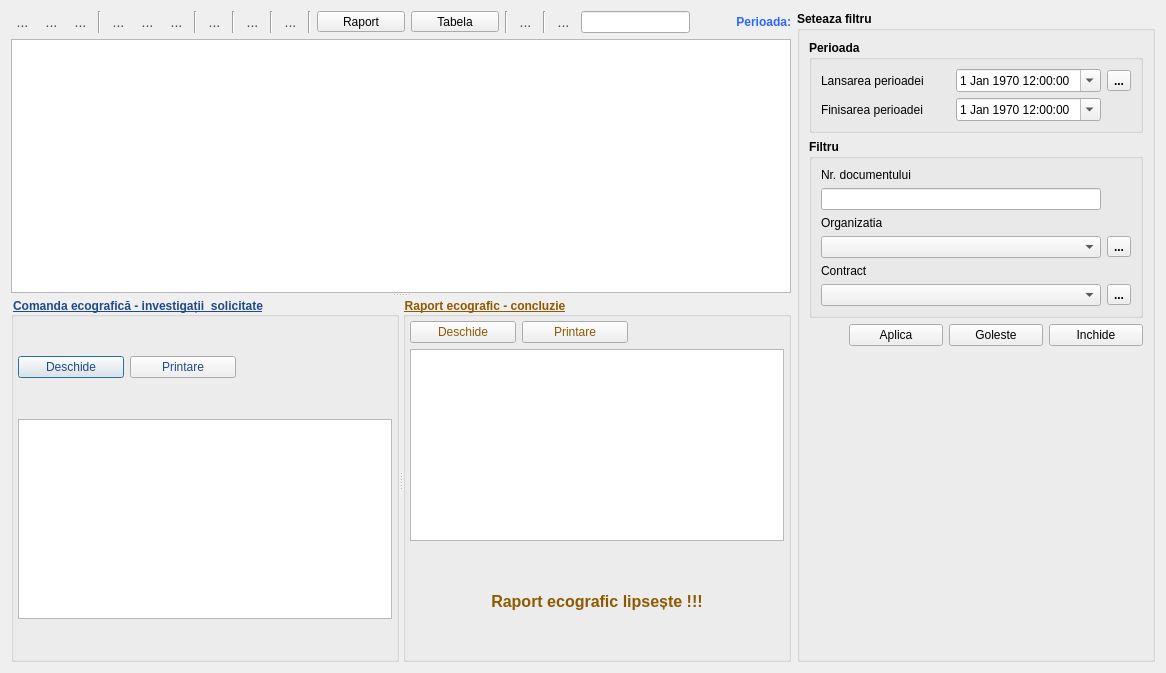
Above: docs/listdocreportorder.ui from debalex77/USG before the change. Below: the same form after it.
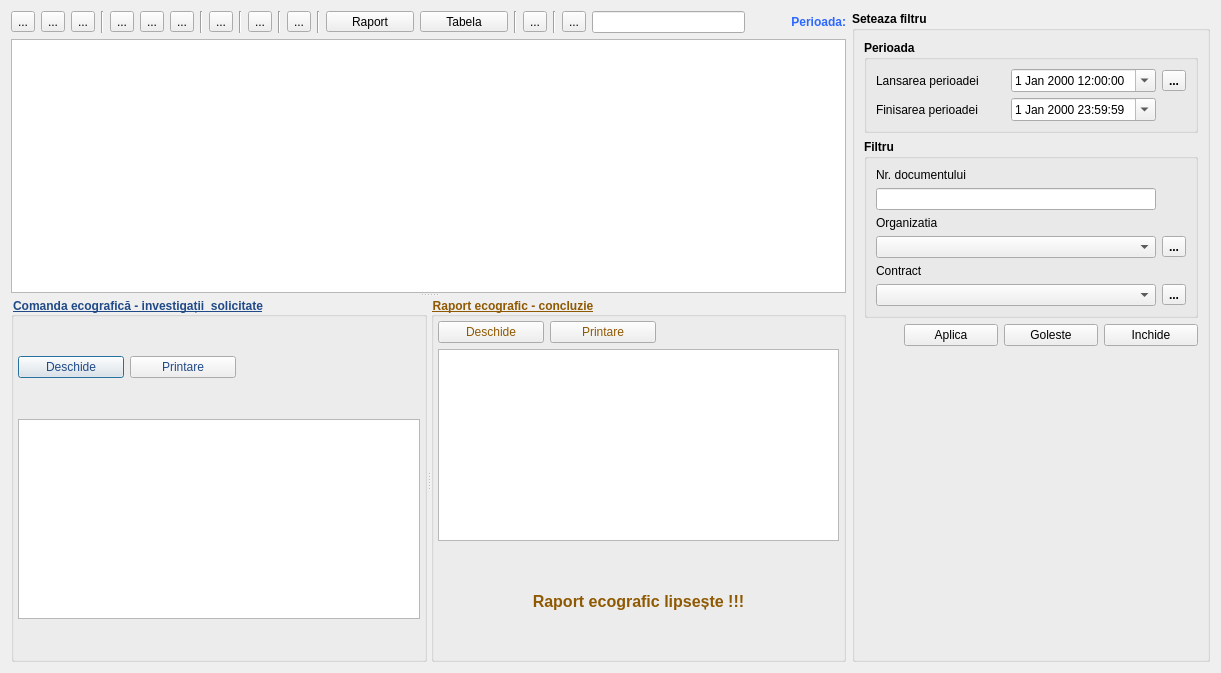
That is the form after the change. Icons and pictures are not drawn.

Diff of the .ui file:
```diff
--- a/docs/listdocreportorder.ui
+++ b/docs/listdocreportorder.ui
@@ -6,7 +6,7 @@
    <rect>
     <x>0</x>
     <y>0</y>
-    <width>1166</width>
+    <width>1221</width>
     <height>673</height>
    </rect>
   </property>
@@ -300,18 +300,11 @@
              <hour>12</hour>
              <minute>0</minute>
              <second>0</second>
-             <year>1970</year>
+             <year>2000</year>
              <month>1</month>
              <day>1</day>
             </datetime>
            </property>
-           <property name="date">
-            <date>
-             <year>1970</year>
-             <month>1</month>
-             <day>1</day>
-            </date>
-           </property>
            <property name="calendarPopup">
             <bool>true</bool>
            </property>
@@ -327,21 +320,14 @@
            </property>
            <property name="dateTime">
             <datetime>
-             <hour>12</hour>
-             <minute>0</minute>
-             <second>0</second>
-             <year>1970</year>
+             <hour>23</hour>
+             <minute>59</minute>
+             <second>59</second>
+             <year>2000</year>
              <month>1</month>
              <day>1</day>
             </datetime>
            </property>
-           <property name="date">
-            <date>
-             <year>1970</year>
-             <month>1</month>
-             <day>1</day>
-            </date>
-           </property>
            <property name="calendarPopup">
             <bool>true</bool>
            </property>
@@ -575,21 +561,6 @@
     <layout class="QHBoxLayout" name="layoutToolBar">
      <item>
       <widget class="QToolButton" name="btnAdd">
-       <property name="styleSheet">
-        <string notr="true">QToolButton {
-    border: none;
-    background-color: transparent;
-    color: #4a4a4a;
-    font-size: 14px;
-}
-QToolButton:hover {
-    background-color: #f0f0f0;
-    color: #000000;
-}
-QToolButton:pressed {
-    background-color: #dcdcdc;
-}</string>
-       </property>
        <property name="text">
         <string>...</string>
        </property>
@@ -601,21 +572,6 @@
      </item>
      <item>
       <widget class="QToolButton" name="btnEdit">
-       <property name="styleSheet">
-        <string notr="true">QToolButton {
-    border: none;
-    background-color: transparent;
-    color: #4a4a4a;
-    font-size: 14px;
-}
-QToolButton:hover {
-    background-color: #f0f0f0;
-    color: #000000;
-}
-QToolButton:pressed {
-    background-color: #dcdcdc;
-}</string>
-       </property>
        <property name="text">
         <string>...</string>
        </property>
@@ -627,21 +583,6 @@
      </item>
      <item>
       <widget class="QToolButton" name="btnDeletion">
-       <property name="styleSheet">
-        <string notr="true">QToolButton {
-    border: none;
-    background-color: transparent;
-    color: #4a4a4a;
-    font-size: 14px;
-}
-QToolButton:hover {
-    background-color: #f0f0f0;
-    color: #000000;
-}
-QToolButton:pressed {
-    background-color: #dcdcdc;
-}</string>
-       </property>
        <property name="text">
         <string>...</string>
        </property>
@@ -660,21 +601,6 @@
      </item>
      <item>
       <widget class="QToolButton" name="btnAddFilter">
-       <property name="styleSheet">
-        <string notr="true">QToolButton {
-    border: none;
-    background-color: transparent;
-    color: #4a4a4a;
-    font-size: 14px;
-}
-QToolButton:hover {
-    background-color: #f0f0f0;
-    color: #000000;
-}
-QToolButton:pressed {
-    background-color: #dcdcdc;
-}</string>
-       </property>
        <property name="text">
         <string>...</string>
        </property>
@@ -686,21 +612,6 @@
      </item>
      <item>
       <widget class="QToolButton" name="btnFilter">
-       <property name="styleSheet">
-        <string notr="true">QToolButton {
-    border: none;
-    background-color: transparent;
-    color: #4a4a4a;
-    font-size: 14px;
-}
-QToolButton:hover {
-    background-color: #f0f0f0;
-    color: #000000;
-}
-QToolButton:pressed {
-    background-color: #dcdcdc;
-}</string>
-       </property>
        <property name="text">
         <string>...</string>
        </property>
@@ -712,21 +623,6 @@
      </item>
      <item>
       <widget class="QToolButton" name="btnFilterRemove">
-       <property name="styleSheet">
-        <string notr="true">QToolButton {
-    border: none;
-    background-color: transparent;
-    color: #4a4a4a;
-    font-size: 14px;
-}
-QToolButton:hover {
-    background-color: #f0f0f0;
-    color: #000000;
-}
-QToolButton:pressed {
-    background-color: #dcdcdc;
-}</string>
-       </property>
        <property name="text">
         <string>...</string>
        </property>
@@ -745,21 +641,6 @@
      </item>
      <item>
       <widget class="QToolButton" name="btnUpdateTable">
-       <property name="styleSheet">
-        <string notr="true">QToolButton {
-    border: none;
-    background-color: transparent;
-    color: #4a4a4a;
-    font-size: 14px;
-}
-QToolButton:hover {
-    background-color: #f0f0f0;
-    color: #000000;
-}
-QToolButton:pressed {
-    background-color: #dcdcdc;
-}</string>
-       </property>
        <property name="text">
         <string>...</string>
        </property>
@@ -778,21 +659,6 @@
      </item>
      <item>
       <widget class="QToolButton" name="btnHideShowColumn">
-       <property name="styleSheet">
-        <string notr="true">QToolButton {
-    border: none;
-    background-color: transparent;
-    color: #4a4a4a;
-    font-size: 14px;
-}
-QToolButton:hover {
-    background-color: #f0f0f0;
-    color: #000000;
-}
-QToolButton:pressed {
-    background-color: #dcdcdc;
-}</string>
-       </property>
        <property name="text">
         <string>...</string>
        </property>
@@ -811,21 +677,6 @@
      </item>
      <item>
       <widget class="QToolButton" name="btnPrint">
-       <property name="styleSheet">
-        <string notr="true">QToolButton {
-    border: none;
-    background-color: transparent;
-    color: #4a4a4a;
-    font-size: 14px;
-}
-QToolButton:hover {
-    background-color: #f0f0f0;
-    color: #000000;
-}
-QToolButton:pressed {
-    background-color: #dcdcdc;
-}</string>
-       </property>
        <property name="text">
         <string>...</string>
        </property>
@@ -891,21 +742,6 @@
      </item>
      <item>
       <widget class="QToolButton" name="btnPeriodDate">
-       <property name="styleSheet">
-        <string notr="true">QToolButton {
-    border: none;
-    background-color: transparent;
-    color: #4a4a4a;
-    font-size: 14px;
-}
-QToolButton:hover {
-    background-color: #f0f0f0;
-    color: #000000;
-}
-QToolButton:pressed {
-    background-color: #dcdcdc;
-}</string>
-       </property>
        <property name="text">
         <string>...</string>
        </property>
@@ -924,21 +760,6 @@
      </item>
      <item>
       <widget class="QToolButton" name="btnSearch">
-       <property name="styleSheet">
-        <string notr="true">QToolButton {
-    border: none;
-    background-color: transparent;
-    color: #4a4a4a;
-    font-size: 14px;
-}
-QToolButton:hover {
-    background-color: #f0f0f0;
-    color: #000000;
-}
-QToolButton:pressed {
-    background-color: #dcdcdc;
-}</string>
-       </property>
        <property name="text">
         <string>...</string>
        </property>
```
